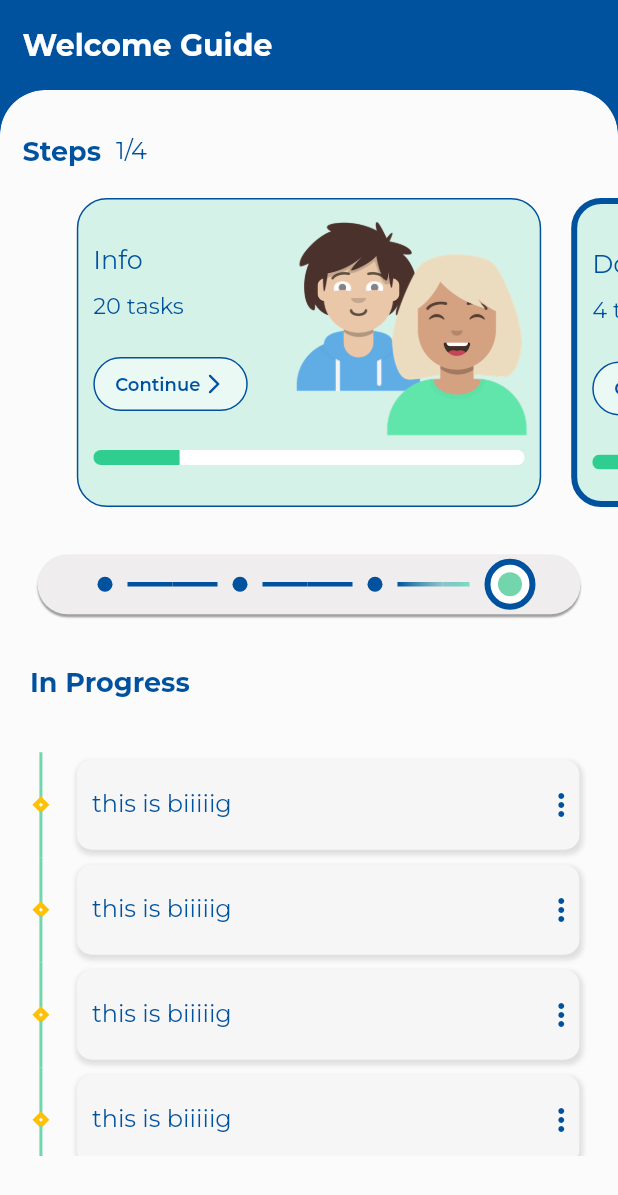
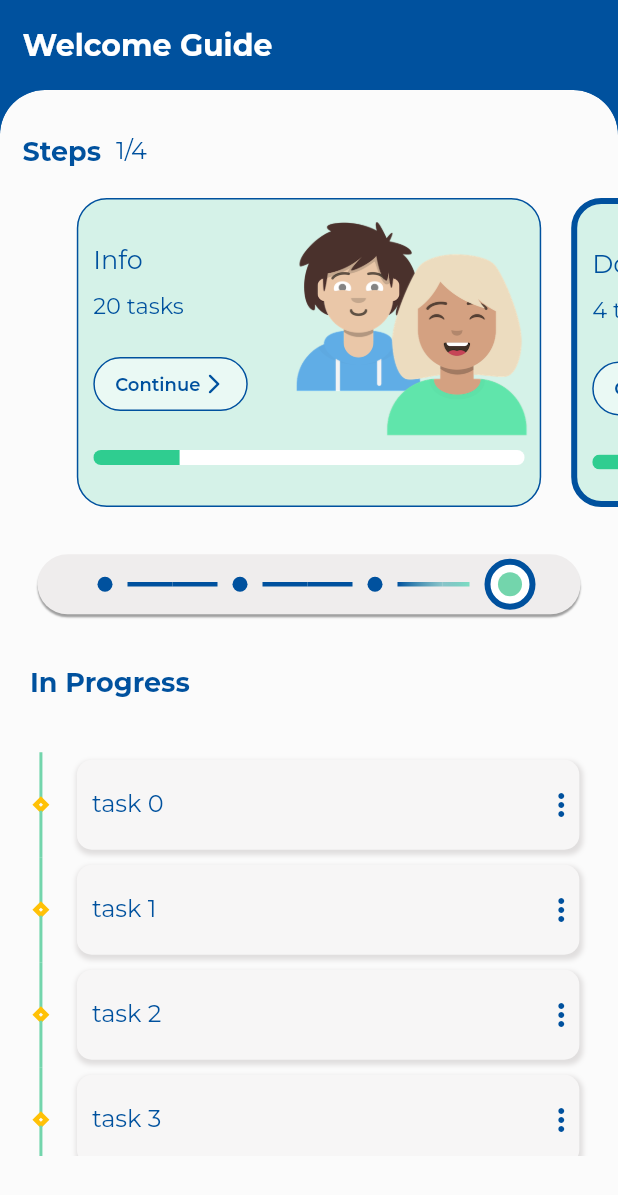
Before and after one commit to aazirani/guide_wizard, a Flutter app: the screen it shows after launch, on a phone screen of 412 x 824 dp. Shown: the top 1195 px of the screen. Run offline on Flutter 3.47's test engine with Material 2 defaults, Android fonts, the phone set to English and light mode, and no system bars; drawn by our look-alikes of carousel_slider, timelines; our stand-ins replace another_flushbar, dio, dotted_line, flutter_markdown, flutter_mobx, get_it and 7 more; missing offline and left inert: render_metrics, xxtea; generated files the repository leaves out were written again.

Commit message:
Add the ability to switch between the list of tasks when sliding through steps

```diff
--- a/lib/models/task/task.dart
+++ b/lib/models/task/task.dart
@@ -1,20 +1,18 @@
 import 'package:boilerplate/utils/enums/enum.dart';
 
 class Task {
+  //TODO: add list of sub-task
   late String title;
-  late StepStatus status;
-  // late List<subTasks> subTasks;
-  DateTime deadline = new DateTime(2022, 11, 4);
-  // late List<subTasks> subTasks;
-  Task(
-      {required this.title,
-      this.status = StepStatus.notStarted,});
+  late TaskStatus status;
+  DateTime? deadline;
 
-  void setStatus(StepStatus status) {
+  Task({
+    required this.title,
+    this.status = TaskStatus.notDone,
+    this.deadline,
+  });
+
+  void setStatus(TaskStatus status) {
     this.status = status;
   }
-
-  // void setPercentage(double percentage) {
-  //   this.percentage = percentage;
-  // }
 }
--- a/lib/ui/compressed blocklist timeline/compressed_task_list_timeline.dart
+++ b/lib/ui/compressed blocklist timeline/compressed_task_list_timeline.dart
@@ -1,10 +1,16 @@
 import 'package:flutter/material.dart';
+import 'package:flutter_mobx/flutter_mobx.dart';
+import 'package:provider/provider.dart';
 import 'package:timelines/timelines.dart';
 import '../../widgets/diamond_indicator.dart';
 import '../../constants/colors.dart';
+import '../../stores/step/step_store.dart';
+import '../../models/step/step.dart' as s;
 
 class CompressedBlocklistTimeline extends StatefulWidget {
-  const CompressedBlocklistTimeline({Key? key}) : super(key: key);
+  List<s.Step> steps;
+  CompressedBlocklistTimeline({Key? key, required this.steps})
+      : super(key: key);
 
   @override
   State<CompressedBlocklistTimeline> createState() =>
@@ -18,6 +24,11 @@ class _CompressedBlocklistTimelineState
 
   @override
   Widget build(BuildContext context) {
+    final stepStore = Provider.of<StepStore>(context);
+    return _buildTimelineContainer(stepStore);
+  }
+
+  Widget _buildTimelineContainer(stepStore) {
     return Container(
       padding: EdgeInsets.only(top: 25),
       height: _getScreenHeight() / 2.8,
@@ -25,13 +36,15 @@ class _CompressedBlocklistTimelineState
       // color: Colors.green,
       child: Align(
         alignment: Alignment.topLeft,
-        child: _buildTimeline(),
+        child: _buildTimeline(stepStore),
       ),
     );
   }
 
-  Widget _buildTimeline() {
-    return Align(
+  Widget _buildTimeline(stepStore) {
+    print("${stepStore.currentStep}, ${widget.steps[stepStore.currentStep - 1].numTasks} is this shit");
+    return Observer(
+      builder: (_) => Align(
         alignment: Alignment.topLeft,
         child: Timeline.tileBuilder(
               theme: TimelineThemeData(
@@ -44,14 +57,18 @@ class _CompressedBlocklistTimelineState
               ),
               // scrollDirection: Axis.vertical,
               builder: TimelineTileBuilder(
-            itemCount: 20,
+                itemCount: widget.steps[(stepStore.currentStep) - 1].numTasks,
+                // itemCount: 20,
                 itemExtent: 70,
-            contentsBuilder: (context, index) => _buildContents(),
+                contentsBuilder: (context, index) =>
+                    _buildContents(index, stepStore),
                 indicatorBuilder: (context, index) => _buildIndicator(),
                 startConnectorBuilder: (context, index) => _buildConnector(),
                 endConnectorBuilder: (context, index) => _buildConnector(),
                 // scrollDirection:
               )),
+
+      ),
     );
   }
 
@@ -68,7 +85,8 @@ class _CompressedBlocklistTimelineState
         direction: Axis.vertical, color: Color.fromARGB(255, 115, 213, 172));
   }
 
-  Widget _buildContents() {
+  Widget _buildContents(index, stepStore) {
+    print("this is index $index, ${widget.steps[stepStore.currentStep -1].numTasks}");
     return Container(
         margin: EdgeInsets.only(left: 20),
         // color: Colors.white,
@@ -77,7 +95,14 @@ class _CompressedBlocklistTimelineState
             // border:
             //     Border.all(width: 1, color: Color.fromARGB(255, 222, 224, 225)),
             borderRadius: BorderRadius.all(Radius.circular(10)),
-            boxShadow: [BoxShadow(color: Color.fromARGB(255, 224, 222, 222), blurRadius: 2, offset: Offset(1, 2), spreadRadius: 1,)]),
+            boxShadow: [
+              BoxShadow(
+                color: Color.fromARGB(255, 224, 222, 222),
+                blurRadius: 2,
+                offset: Offset(1, 2),
+                spreadRadius: 1,
+              )
+            ]),
         width: _getScreenWidth() / 1.23,
         height: 60,
         child: Padding(
@@ -86,11 +111,15 @@ class _CompressedBlocklistTimelineState
             children: [
               Align(
                   alignment: Alignment.centerLeft,
-                  child: Text("this is biiiiig",
+                  child: Text(
+                        "${widget.steps[stepStore.currentStep - 1].tasks[index].title}",
                         style: TextStyle(
                           color: AppColors.main_color,
                           fontSize: 16,
-                      ))),
+                        )),
+                  ),
+                  // child: Text("hi")
+
               Spacer(),
               Align(
                   alignment: Alignment.centerRight,
--- a/lib/ui/home/home.dart
+++ b/lib/ui/home/home.dart
@@ -31,7 +31,7 @@ class _HomeScreenState extends State<HomeScreen> {
         numTasks: 20,
         percentage: 0.2,
         status: StepStatus.isDone,
-        tasks: List<Task>.generate(10, (index) => Task(title: 'task $index'))),
+        tasks: List<Task>.generate(20, (index) => Task(title: 'task $index'))),
     s.Step(
         title: "Documents",
         numTasks: 4,
@@ -41,13 +41,13 @@ class _HomeScreenState extends State<HomeScreen> {
           Task(title: "Application Dates"),
           Task(title: "Private Housing"),
           Task(title: "Requirements"),
-          Task(title: "Language Certificate")
+          Task(title: "Language Certificate", deadline: DateTime.now())
         ]),
     s.Step(
         title: "Housing",
         numTasks: 4,
         percentage: 0,
-        tasks: List<Task>.generate(4, (index) => Task(title: 'task $index'))),
+        tasks: List<Task>.generate(4, (index) => Task(title: 'task $index',))),
     s.Step(
         title: "University",
         numTasks: 12,
@@ -139,7 +139,7 @@ class _HomeScreenState extends State<HomeScreen> {
                 // margin: EdgeInsets.only(right: 0),
                 padding: EdgeInsets.only(left: 20, right: 20),
                 // height: 300,
-                child: CompressedBlocklistTimeline()),
+                child: CompressedBlocklistTimeline(steps: steps)),
             // SizedBox(height:   20),
             // _buildScrollableTimeline(),
           ],
--- a/lib/ui/step slider/step_slider_widget.dart
+++ b/lib/ui/step slider/step_slider_widget.dart
@@ -17,7 +17,6 @@ class StepSliderWidget extends StatefulWidget {
 class _StepSliderWidgetState extends State<StepSliderWidget> {
   double _getScreenHeight() => MediaQuery.of(context).size.height;
   double _getScreenWidth() => MediaQuery.of(context).size.width;
-  int number = 10;
 
   @override
   Widget build(BuildContext context) {
--- a/lib/utils/enums/enum.dart
+++ b/lib/utils/enums/enum.dart
@@ -3,3 +3,8 @@ enum StepStatus {
   isDone,
   notStarted,
 }
+
+enum TaskStatus {
+  Done,
+  notDone,
+}
```
Lines whose indentation alone changed are shown as unchanged.
